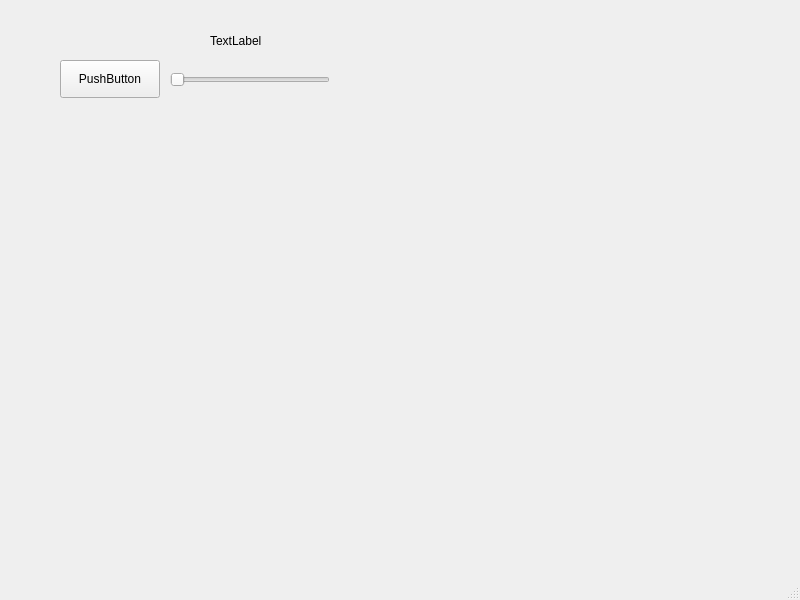
Above: GUI WIP/main.ui from grey-codes65535/keyboard-fusion-rgb before the change. Below: the same form after it.
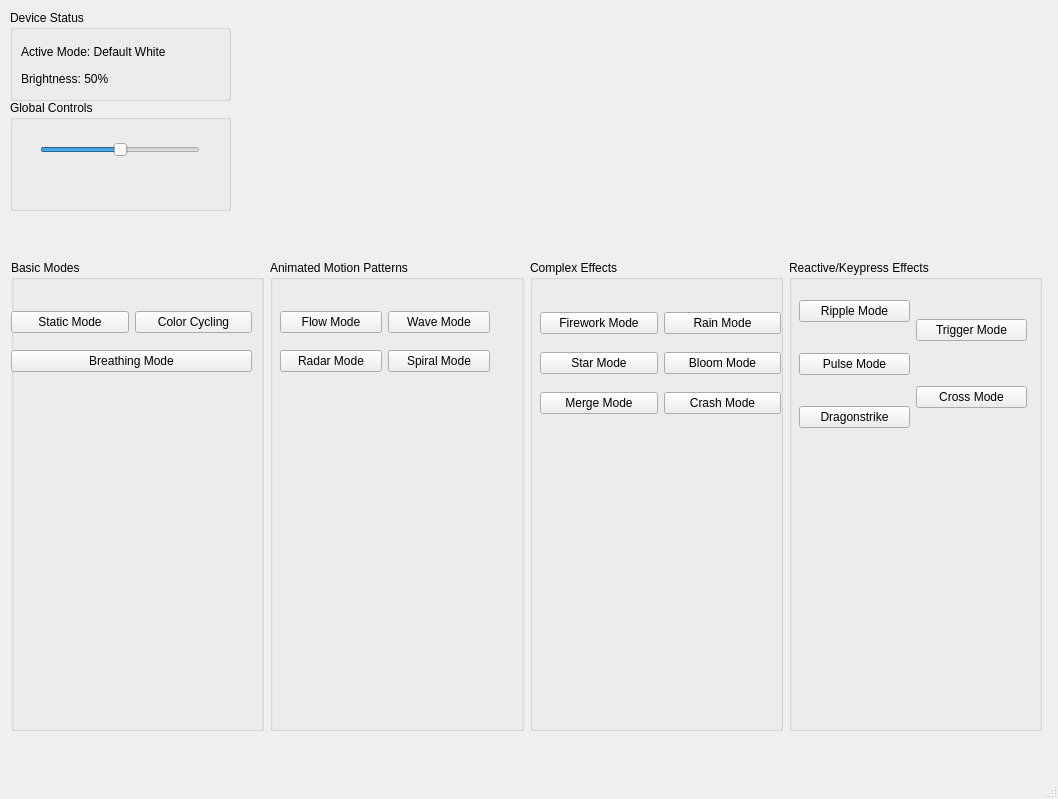
That is the form after the change.

Commit message: Updated UI  For All Color Modes, Began Working on function scripting.

```diff
--- a/GUI WIP/main.ui
+++ b/GUI WIP/main.ui
@@ -6,55 +6,330 @@
    <rect>
     <x>0</x>
     <y>0</y>
-    <width>800</width>
-    <height>600</height>
+    <width>1058</width>
+    <height>799</height>
    </rect>
   </property>
   <property name="windowTitle">
    <string>MainWindow</string>
   </property>
   <widget class="QWidget" name="centralwidget">
-   <widget class="QPushButton" name="btn_static_red">
+   <widget class="QGroupBox" name="groupBox">
     <property name="geometry">
      <rect>
-      <x>60</x>
-      <y>60</y>
-      <width>100</width>
-      <height>38</height>
+      <x>10</x>
+      <y>10</y>
+      <width>221</width>
+      <height>91</height>
      </rect>
     </property>
-    <property name="text">
-     <string>PushButton</string>
+    <property name="title">
+     <string>Device Status</string>
     </property>
     <property name="flat">
      <bool>false</bool>
     </property>
+    <property name="checkable">
+     <bool>false</bool>
+    </property>
+    <widget class="QLabel" name="lbl_mode">
+     <property name="geometry">
+      <rect>
+       <x>11</x>
+       <y>31</y>
+       <width>191</width>
+       <height>21</height>
+      </rect>
+     </property>
+     <property name="text">
+      <string>Active Mode: Default White</string>
+     </property>
+    </widget>
+    <widget class="QLabel" name="label_2">
+     <property name="geometry">
+      <rect>
+       <x>11</x>
+       <y>58</y>
+       <width>114</width>
+       <height>21</height>
+      </rect>
+     </property>
+     <property name="text">
+      <string>Brightness: 50%</string>
+     </property>
+    </widget>
    </widget>
-   <widget class="QSlider" name="slider_brightness">
+   <widget class="QGroupBox" name="groupBox_2">
     <property name="geometry">
      <rect>
-      <x>170</x>
-      <y>70</y>
-      <width>160</width>
-      <height>20</height>
+      <x>10</x>
+      <y>100</y>
+      <width>221</width>
+      <height>111</height>
      </rect>
     </property>
-    <property name="orientation">
-     <enum>Qt::Orientation::Horizontal</enum>
+    <property name="title">
+     <string>Global Controls</string>
     </property>
+    <property name="flat">
+     <bool>false</bool>
+    </property>
+    <property name="checkable">
+     <bool>false</bool>
+    </property>
+    <widget class="QSlider" name="horizontalSlider">
+     <property name="geometry">
+      <rect>
+       <x>30</x>
+       <y>40</y>
+       <width>160</width>
+       <height>20</height>
+      </rect>
+     </property>
+     <property name="maximum">
+      <number>100</number>
+     </property>
+     <property name="singleStep">
+      <number>10</number>
+     </property>
+     <property name="pageStep">
+      <number>10</number>
+     </property>
+     <property name="value">
+      <number>50</number>
+     </property>
+     <property name="orientation">
+      <enum>Qt::Orientation::Horizontal</enum>
+     </property>
+    </widget>
    </widget>
-   <widget class="QLabel" name="lbl_status">
+   <widget class="QWidget" name="layoutWidget">
     <property name="geometry">
      <rect>
-      <x>210</x>
-      <y>30</y>
-      <width>67</width>
-      <height>21</height>
+      <x>11</x>
+      <y>260</y>
+      <width>1031</width>
+      <height>471</height>
      </rect>
     </property>
-    <property name="text">
-     <string>TextLabel</string>
-    </property>
+    <layout class="QGridLayout" name="gridLayout">
+     <item row="0" column="0">
+      <widget class="QGroupBox" name="groupBox_8">
+       <property name="title">
+        <string>Basic Modes</string>
+       </property>
+       <widget class="QWidget" name="">
+        <property name="geometry">
+         <rect>
+          <x>0</x>
+          <y>40</y>
+          <width>241</width>
+          <height>84</height>
+         </rect>
+        </property>
+        <layout class="QGridLayout" name="gridLayout_5">
+         <item row="0" column="0">
+          <widget class="QPushButton" name="btn_static">
+           <property name="font">
+            <font>
+             <kerning>false</kerning>
+            </font>
+           </property>
+           <property name="contextMenuPolicy">
+            <enum>Qt::ContextMenuPolicy::NoContextMenu</enum>
+           </property>
+           <property name="autoFillBackground">
+            <bool>false</bool>
+           </property>
+           <property name="text">
+            <string>Static Mode</string>
+           </property>
+          </widget>
+         </item>
+         <item row="0" column="1">
+          <widget class="QPushButton" name="btn_cycle">
+           <property name="contextMenuPolicy">
+            <enum>Qt::ContextMenuPolicy::NoContextMenu</enum>
+           </property>
+           <property name="text">
+            <string>Color Cycling</string>
+           </property>
+          </widget>
+         </item>
+         <item row="1" column="0" colspan="2">
+          <widget class="QPushButton" name="btn_breathing">
+           <property name="text">
+            <string>Breathing Mode</string>
+           </property>
+          </widget>
+         </item>
+        </layout>
+       </widget>
+      </widget>
+     </item>
+     <item row="0" column="1">
+      <widget class="QGroupBox" name="groupBox_9">
+       <property name="title">
+        <string>Animated Motion Patterns</string>
+       </property>
+       <widget class="QWidget" name="layoutWidget">
+        <property name="geometry">
+         <rect>
+          <x>10</x>
+          <y>40</y>
+          <width>210</width>
+          <height>84</height>
+         </rect>
+        </property>
+        <layout class="QGridLayout" name="gridLayout_2">
+         <item row="0" column="0">
+          <widget class="QPushButton" name="btn_flow">
+           <property name="text">
+            <string>Flow Mode</string>
+           </property>
+          </widget>
+         </item>
+         <item row="0" column="1">
+          <widget class="QPushButton" name="btn_wave">
+           <property name="text">
+            <string>Wave Mode</string>
+           </property>
+          </widget>
+         </item>
+         <item row="1" column="0">
+          <widget class="QPushButton" name="btn_radar">
+           <property name="text">
+            <string>Radar Mode</string>
+           </property>
+          </widget>
+         </item>
+         <item row="1" column="1">
+          <widget class="QPushButton" name="btn_spiral">
+           <property name="text">
+            <string>Spiral Mode</string>
+           </property>
+          </widget>
+         </item>
+        </layout>
+       </widget>
+      </widget>
+     </item>
+     <item row="0" column="2">
+      <widget class="QGroupBox" name="groupBox_10">
+       <property name="title">
+        <string>Complex Effects</string>
+       </property>
+       <widget class="QWidget" name="layoutWidget">
+        <property name="geometry">
+         <rect>
+          <x>10</x>
+          <y>40</y>
+          <width>241</width>
+          <height>128</height>
+         </rect>
+        </property>
+        <layout class="QGridLayout" name="gridLayout_3">
+         <item row="0" column="1">
+          <widget class="QPushButton" name="btn_rain">
+           <property name="text">
+            <string>Rain Mode</string>
+           </property>
+          </widget>
+         </item>
+         <item row="2" column="1">
+          <widget class="QPushButton" name="btn_crash">
+           <property name="text">
+            <string>Crash Mode</string>
+           </property>
+          </widget>
+         </item>
+         <item row="0" column="0">
+          <widget class="QPushButton" name="btn_firework">
+           <property name="text">
+            <string>Firework Mode</string>
+           </property>
+          </widget>
+         </item>
+         <item row="2" column="0">
+          <widget class="QPushButton" name="btn_merge">
+           <property name="text">
+            <string>Merge Mode</string>
+           </property>
+          </widget>
+         </item>
+         <item row="1" column="1">
+          <widget class="QPushButton" name="btn_bloom">
+           <property name="text">
+            <string>Bloom Mode</string>
+           </property>
+          </widget>
+         </item>
+         <item row="1" column="0">
+          <widget class="QPushButton" name="btn_star">
+           <property name="text">
+            <string>Star Mode</string>
+           </property>
+          </widget>
+         </item>
+        </layout>
+       </widget>
+      </widget>
+     </item>
+     <item row="0" column="3">
+      <widget class="QGroupBox" name="groupBox_11">
+       <property name="title">
+        <string>Reactive/Keypress Effects</string>
+       </property>
+       <widget class="QWidget" name="">
+        <property name="geometry">
+         <rect>
+          <x>10</x>
+          <y>40</y>
+          <width>228</width>
+          <height>128</height>
+         </rect>
+        </property>
+        <layout class="QGridLayout" name="gridLayout_4">
+         <item row="0" column="0">
+          <widget class="QPushButton" name="pushButton">
+           <property name="text">
+            <string>Ripple Mode</string>
+           </property>
+          </widget>
+         </item>
+         <item row="0" column="1" rowspan="2">
+          <widget class="QPushButton" name="pushButton_4">
+           <property name="text">
+            <string>Trigger Mode</string>
+           </property>
+          </widget>
+         </item>
+         <item row="1" column="0" rowspan="2">
+          <widget class="QPushButton" name="pushButton_2">
+           <property name="text">
+            <string>Pulse Mode</string>
+           </property>
+          </widget>
+         </item>
+         <item row="2" column="1" rowspan="2">
+          <widget class="QPushButton" name="pushButton_5">
+           <property name="text">
+            <string>Cross Mode</string>
+           </property>
+          </widget>
+         </item>
+         <item row="3" column="0">
+          <widget class="QPushButton" name="pushButton_3">
+           <property name="text">
+            <string>Dragonstrike</string>
+           </property>
+          </widget>
+         </item>
+        </layout>
+       </widget>
+      </widget>
+     </item>
+    </layout>
    </widget>
   </widget>
   <widget class="QMenuBar" name="menubar">
```
Left out of the diff: 2 changed lines with no effect on the pictures. The commit also changes 1 other file.
